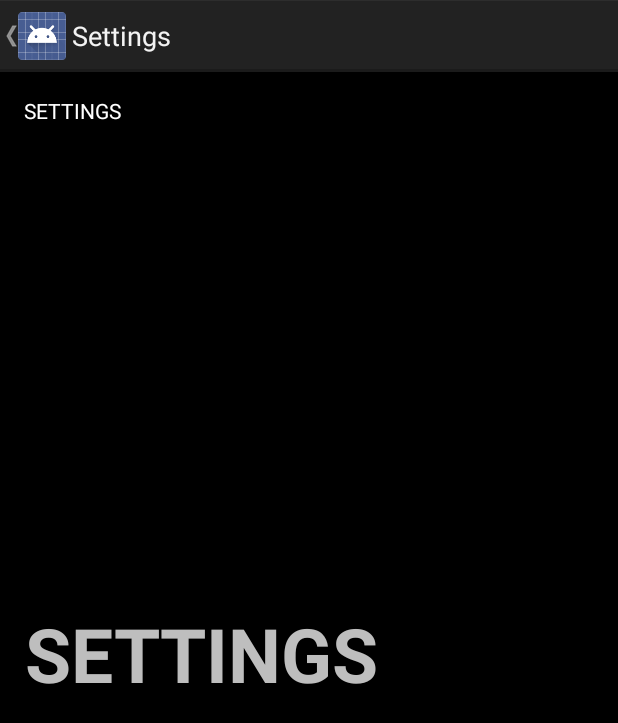
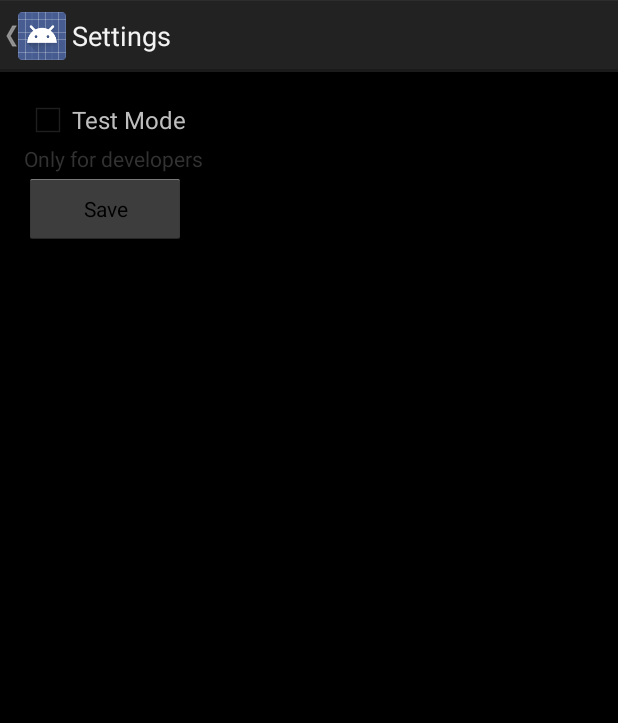
Before and after one commit to mkusm/audiometer, an Android app: the SettingsActivity screen opened directly, with no data from a screen before it, on a phone screen of 412 x 824 dp. Shown: the top 723 px of the screen. Run offline under Robolectric (Android 15) with nearby library versions, the phone set to English and light mode, and no system bars.

Commit message:
Changes: -works for both ears -settings implemented with developer test mode

```diff
--- a/app/src/main/AndroidManifest.xml
+++ b/app/src/main/AndroidManifest.xml
@@ -5,6 +5,7 @@
     <uses-permission android:name="android.permission.MODIFY_AUDIO_SETTINGS" />
 
     <application
+        android:name="com.skradacz.audiometer.Global"
         android:allowBackup="true"
         android:icon="@drawable/ic_launcher"
         android:label="@string/app_name"
--- /dev/null
+++ b/app/src/main/java/com/skradacz/audiometer/Global.java
@@ -0,0 +1,14 @@
+package com.skradacz.audiometer;
+
+import android.app.Application;
+
+public class Global extends Application {
+    private boolean isTestChecked = false;
+
+    public boolean getTestChecked(){
+        return isTestChecked;
+    }
+    public void setTestChecked(boolean b){
+        isTestChecked = b;
+    }
+}
--- a/app/src/main/java/com/skradacz/audiometer/SettingsActivity.java
+++ b/app/src/main/java/com/skradacz/audiometer/SettingsActivity.java
@@ -2,16 +2,37 @@ package com.skradacz.audiometer;
 
 import android.app.Activity;
 import android.os.Bundle;
+import android.view.View;
+import android.widget.Button;
+import android.widget.CheckBox;
 
 // todo NOT WORKING AT ALL AT THE MOMENT
 
 
 public class SettingsActivity extends Activity {
 
+    public CheckBox checkBox;
+    public Button saveButton;
+
     @Override
     protected void onCreate(Bundle savedInstanceState) {
         super.onCreate(savedInstanceState);
         setContentView(R.layout.activity_settings);
+
+        checkBox = (CheckBox) findViewById(R.id.checkBox);
+        saveButton = (Button) findViewById(R.id.saveButton);
+
+        Global global = ((Global)getApplicationContext());
+        checkBox.setChecked(global.getTestChecked());
+
+        saveButton.setOnClickListener(new View.OnClickListener() {
+            @Override
+            public void onClick(View v) {
+                Global global = ((Global)getApplicationContext());
+                global.setTestChecked(checkBox.isChecked());
+            }
+        });
+
     }
 
 }
--- a/app/src/main/res/layout/activity_how_to.xml
+++ b/app/src/main/res/layout/activity_how_to.xml
@@ -27,7 +27,7 @@
     <TextView
         android:layout_width="wrap_content"
         android:layout_height="wrap_content"
-        android:text="1. Plug in your headphones\n2. Put headphones in ear\n3. Tap on 'start' to begin the examination\n4. Tap on the button in the middle of the screen when you hear the sound\n5. The graph show how your ear work"
+        android:text="@string/how_to_points_text_view"
         android:id="@+id/textView"
         android:layout_below="@+id/title"
         android:layout_alignParentLeft="true"
--- a/app/src/main/res/layout/activity_settings.xml
+++ b/app/src/main/res/layout/activity_settings.xml
@@ -9,7 +9,7 @@
     tools:context="com.skradacz.audiometer.SettingsActivity"
     android:background="@android:color/background_dark">
 
-    <TextView android:id="@+id/title"
+<!--    <TextView android:id="@+id/title"
         android:layout_width="wrap_content"
         android:layout_height="wrap_content"
         android:keepScreenOn="true"
@@ -24,6 +24,38 @@
 
     <TextView android:text="SETTINGS" android:layout_width="wrap_content"
         android:layout_height="wrap_content"
-        android:textColor="@android:color/primary_text_dark"/>
+        android:textColor="@android:color/primary_text_dark"/>-->
+
+    <CheckBox
+        android:layout_width="wrap_content"
+        android:layout_height="wrap_content"
+        android:text="@string/test_check_box_label"
+        android:id="@+id/checkBox"
+        android:textColor="@android:color/secondary_text_dark"
+        android:layout_alignParentTop="true"
+        android:layout_alignParentLeft="true"
+        android:layout_alignParentStart="true" />
+
+    <Button
+        style="?android:attr/buttonStyleSmall"
+        android:layout_width="wrap_content"
+        android:layout_height="wrap_content"
+        android:text="@string/save_button_label"
+        android:id="@+id/saveButton"
+        android:layout_below="@id/testInfoTextView"
+        android:layout_alignRight="@+id/checkBox"
+        android:layout_alignEnd="@+id/checkBox"
+        android:layout_alignParentLeft="true"
+        android:layout_alignParentStart="true" />
+
+    <TextView
+        android:layout_width="wrap_content"
+        android:layout_height="wrap_content"
+        android:textAppearance="?android:attr/textAppearanceSmall"
+        android:text="@string/test_info_text_view_label"
+        android:id="@+id/testInfoTextView"
+        android:layout_below="@+id/checkBox"
+        android:layout_alignParentLeft="true"
+        android:layout_alignParentStart="true" />
 
 </RelativeLayout>
--- a/app/src/main/res/values/strings.xml
+++ b/app/src/main/res/values/strings.xml
@@ -1,8 +1,6 @@
 <?xml version="1.0" encoding="utf-8"?>
 <resources>
-
     <string name="app_name">Audiometer</string>
-    <string name="hello_world">Hello world!</string>
     <string name="action_settings">Settings</string>
     <string name="sound_hear_text_view">Click here when you hear the sound</string>
     <string name="exit_button_label">Exit</string>
@@ -13,5 +11,15 @@
     <string name="text_view_how_to">how to use</string>
     <string name="text_view_settings">settings</string>
     <string name="text_view_about">about</string>
-
+    <string name="about_alert_title">About</string>
+    <string name="about_alert_message">Made by Michał Kuśmierczyk\n</string>
+    <string name="test_info_text_view_label">Only for developers</string>
+    <string name="save_button_label">Save</string>
+    <string name="test_check_box_label">Test Mode</string>
+    <string name="how_to_points_text_view">
+        1. Plug in your headphones
+        \n2. Put headphones into your ears
+        \n3. Tap on \'start\' to begin the examination
+        \n4. Tap on the button in the middle of the screen when you hear the sound
+        \n5. The graph shows how your ears work</string>
 </resources>
```
Also changed, not shown: app/src/main/java/com/skradacz/audiometer/ExaminationActivity.java (+53 -10 lines), app/src/main/java/com/skradacz/audiometer/MainActivity.java (+5 -5 lines), app/src/main/res/layout/activity_examination.xml (+10 -0 lines), 2 other files.
